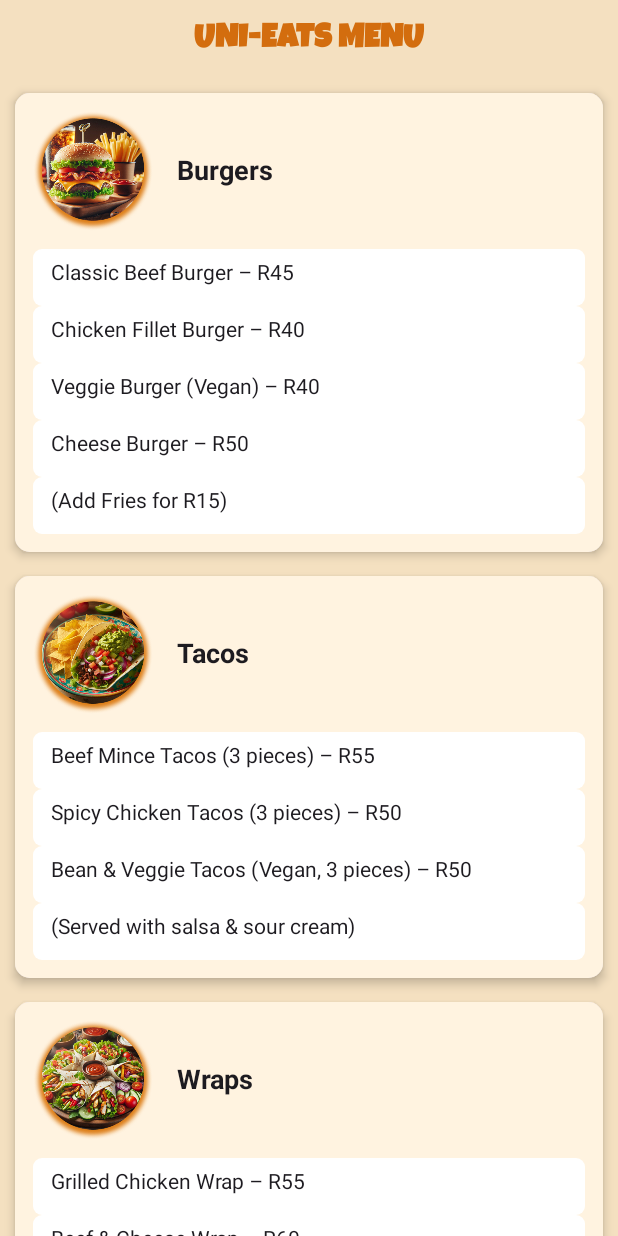
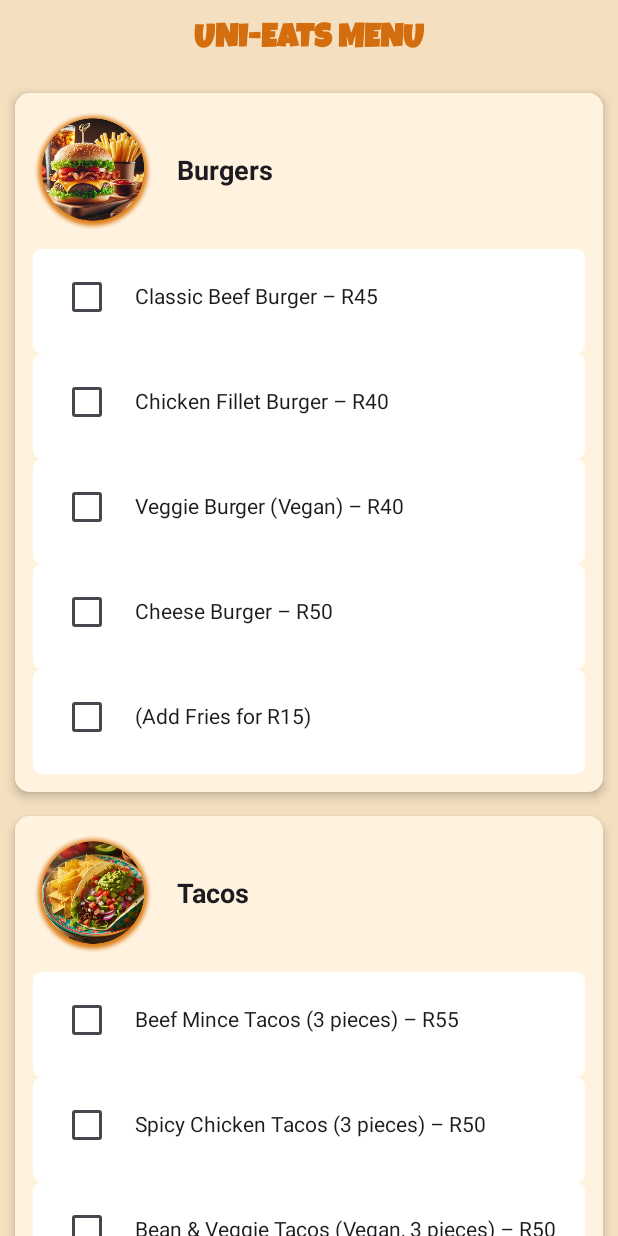
Before and after one commit to Esihlee/Food-Delivery, an Android app built with Jetpack Compose: the MenuScreen screen opened through its navigation route, on a phone screen of 412 x 824 dp. Run offline under Robolectric (Android 15) with nearby library versions, the phone set to English and light mode, and no system bars; our stand-ins replace Room's generated code.

Commit message:
MenuScreen update to count the total amount

```diff
--- a/app/src/main/java/com/example/fooddeliveryapp/ui/screen/MenuScreen.kt
+++ b/app/src/main/java/com/example/fooddeliveryapp/ui/screen/MenuScreen.kt
@@ -6,7 +6,7 @@ import androidx.compose.foundation.layout.*
 import androidx.compose.foundation.lazy.LazyColumn
 import androidx.compose.foundation.shape.RoundedCornerShape
 import androidx.compose.material3.*
-import androidx.compose.runtime.Composable
+import androidx.compose.runtime.*
 import androidx.compose.ui.Alignment
 import androidx.compose.ui.Modifier
 import androidx.compose.ui.graphics.Color
@@ -21,9 +21,67 @@ import com.example.fooddeliveryapp.R
 
 @Composable
 fun MenuScreen() {
-    val customFont = FontFamily(
-        Font(R.font.luckiest_guy)
+    val customFont = FontFamily(Font(R.font.luckiest_guy))
+
+    // Selected items per section
+    val selectedItems = remember { mutableStateMapOf<String, MutableSet<String>>() }
+
+    // Total price state
+    var totalPrice by remember { mutableStateOf(0) }
+
+    // Map of item prices (extract from menu text)
+    val itemPrices = mapOf(
+        // Burgers
+        "Classic Beef Burger – R45" to 45,
+        "Chicken Fillet Burger – R40" to 40,
+        "Veggie Burger (Vegan) – R40" to 40,
+        "Cheese Burger – R50" to 50,
+        "(Add Fries for R15)" to 15,
+        // Tacos
+        "Beef Mince Tacos (3 pieces) – R55" to 55,
+        "Spicy Chicken Tacos (3 pieces) – R50" to 50,
+        "Bean & Veggie Tacos (Vegan, 3 pieces) – R50" to 50,
+        "(Served with salsa & sour cream)" to 0,
+        // Wraps
+        "Grilled Chicken Wrap – R55" to 55,
+        "Beef & Cheese Wrap – R60" to 60,
+        "Veggie & Hummus Wrap (Vegan) – R50" to 50,
+        "(Served with small fries)" to 0,
+        // Pizza
+        "Margherita – R65" to 65,
+        "Pepperoni – R75" to 75,
+        "Chicken & Mushroom – R80" to 80,
+        "BBQ Beef – R85" to 85,
+        "Veggie Delight – R70" to 70,
+        // Fries
+        "Small Fries – R20" to 20,
+        "Large Fries – R30" to 30,
+        "Cheesy Fries – R35" to 35,
+        "Chilli Fries – R35" to 35,
+        // Amagwinya
+        "Plain Amagwinya (1 piece) – R10" to 10,
+        "Amagwinya with Mince – R25" to 25,
+        "Amagwinya with Cheese & Polony – R20" to 20,
+        "Sweet Amagwinya (with jam) – R15" to 15,
+        // Cool Drinks
+        "Bottled Water – R15" to 15,
+        "Soft Drinks (Coke, Fanta, Sprite) – R20" to 20,
+        "Iced Tea – R22" to 22,
+        "Fresh Juice (Orange, Apple) – R25" to 25,
+        "Energy Drink – R30" to 30,
+        // Hot Drinks
+        "Coffee – R25" to 25,
+        "Cappuccino – R30" to 30,
+        "Hot Chocolate – R30" to 30,
+        "Rooibos Tea – R20" to 20,
+        // Combos
+        "Burger + Fries + Soft Drink – R75" to 75,
+        "3 Tacos + Juice – R70" to 70,
+        "Wrap + Small Fries + Drink – R80" to 80,
+        "Pizza + 2 Drinks – R120" to 120,
+        "2 Amagwinya + Coffee – R35" to 35
     )
+
     Scaffold(
         content = { paddingValues ->
             Column(
@@ -53,124 +111,147 @@ fun MenuScreen() {
                         .fillMaxSize()
                         .padding(horizontal = 10.dp)
                 ) {
+                    // Function to add sections
+                    fun addMenuSection(title: String, items: List<String>, imageRes: Int) {
                         item {
                             MenuSectionBoxes(
-                            title = "Burgers",
-                            items = listOf(
+                                title = title,
+                                items = items,
+                                imageRes = imageRes,
+                                selectedItems = selectedItems,
+                                itemPrices = itemPrices,
+                                onSelectionChange = { item, isSelected ->
+                                    if (isSelected) totalPrice += itemPrices[item] ?: 0
+                                    else totalPrice -= itemPrices[item] ?: 0
+                                }
+                            )
+                        }
+                    }
+
+                    addMenuSection(
+                        "Burgers",
+                        listOf(
                             "Classic Beef Burger – R45",
                             "Chicken Fillet Burger – R40",
                             "Veggie Burger (Vegan) – R40",
                             "Cheese Burger – R50",
                             "(Add Fries for R15)"
                         ),
-                            imageRes = R.drawable.burger
+                        R.drawable.burger
                     )
-                    }
 
-                    item {
-                        MenuSectionBoxes(
-                            title = "Tacos",
-                            items = listOf(
+                    addMenuSection(
+                        "Tacos",
+                        listOf(
                             "Beef Mince Tacos (3 pieces) – R55",
                             "Spicy Chicken Tacos (3 pieces) – R50",
                             "Bean & Veggie Tacos (Vegan, 3 pieces) – R50",
                             "(Served with salsa & sour cream)"
                         ),
-                            imageRes = R.drawable.taco
+                        R.drawable.taco
                     )
-                    }
 
-                    item {
-                        MenuSectionBoxes(
-                            title = "Wraps",
-                            items = listOf(
+                    addMenuSection(
+                        "Wraps",
+                        listOf(
                             "Grilled Chicken Wrap – R55",
                             "Beef & Cheese Wrap – R60",
                             "Veggie & Hummus Wrap (Vegan) – R50",
                             "(Served with small fries)"
                         ),
-                            imageRes = R.drawable.wraps
+                        R.drawable.wraps
                     )
-                    }
 
-                    item {
-                        MenuSectionBoxes(
-                            title = "Pizza",
-                            items = listOf(
+                    addMenuSection(
+                        "Pizza",
+                        listOf(
                             "Margherita – R65",
                             "Pepperoni – R75",
                             "Chicken & Mushroom – R80",
                             "BBQ Beef – R85",
                             "Veggie Delight – R70"
                         ),
-                            imageRes = R.drawable.pizza
+                        R.drawable.pizza
                     )
-                    }
 
-                    item {
-                        MenuSectionBoxes(
-                            title = "Fries",
-                            items = listOf(
+                    addMenuSection(
+                        "Fries",
+                        listOf(
                             "Small Fries – R20",
                             "Large Fries – R30",
                             "Cheesy Fries – R35",
                             "Chilli Fries – R35"
                         ),
-                            imageRes = R.drawable.fries
+                        R.drawable.fries
                     )
-                    }
 
-                    item {
-                        MenuSectionBoxes(
-                            title = "Amagwinya",
-                            items = listOf(
+                    addMenuSection(
+                        "Amagwinya",
+                        listOf(
                             "Plain Amagwinya (1 piece) – R10",
                             "Amagwinya with Mince – R25",
                             "Amagwinya with Cheese & Polony – R20",
                             "Sweet Amagwinya (with jam) – R15"
                         ),
-                            imageRes = R.drawable.amagwinya
+                        R.drawable.amagwinya
                     )
-                    }
 
-                    item {
-                        MenuSectionBoxes(
-                            title = "Cool Drinks",
-                            items = listOf(
+                    addMenuSection(
+                        "Cool Drinks",
+                        listOf(
                             "Bottled Water – R15",
                             "Soft Drinks (Coke, Fanta, Sprite) – R20",
                             "Iced Tea – R22",
                             "Fresh Juice (Orange, Apple) – R25",
                             "Energy Drink – R30"
                         ),
-                            imageRes = R.drawable.cool_drink
+                        R.drawable.cool_drink
                     )
-                    }
 
-                    item {
-                        MenuSectionBoxes(
-                            title = "Hot Drinks",
-                            items = listOf(
+                    addMenuSection(
+                        "Hot Drinks",
+                        listOf(
                             "Coffee – R25",
                             "Cappuccino – R30",
                             "Hot Chocolate – R30",
                             "Rooibos Tea – R20"
                         ),
-                            imageRes = R.drawable.hot_drink
+                        R.drawable.hot_drink
+                    )
+
+                    item {
+                        ComboSection(
+                            selectedItems = selectedItems,
+                            itemPrices = itemPrices,
+                            onSelectionChange = { item, isSelected ->
+                                if (isSelected) totalPrice += itemPrices[item] ?: 0
+                                else totalPrice -= itemPrices[item] ?: 0
+                            }
                         )
                     }
 
+                    // Display total price
                     item {
-                        ComboSection()
+                        Spacer(modifier = Modifier.height(16.dp))
+                        Text(
+                            "Total: R$totalPrice",
+                            modifier = Modifier.padding(horizontal = 12.dp),
+                            fontSize = 20.sp,
+                            fontWeight = FontWeight.Bold
+                        )
                     }
 
+                    // CART button
                     item {
-                        Spacer(modifier = Modifier.height(20.dp))
+                        Spacer(modifier = Modifier.height(10.dp))
                         Button(
                             modifier = Modifier
                                 .fillMaxWidth()
                                 .height(50.dp),
-                            onClick = { /* TODO: Handle cart click */ },
+                            onClick = {
+                                println("Selected items: $selectedItems")
+                                println("Total price: R$totalPrice")
+                            },
                             colors = ButtonDefaults.buttonColors(containerColor = Color(0xFFd36d0e))
                         ) {
                             Text("CART", color = Color.White, fontWeight = FontWeight.Bold)
@@ -183,7 +264,16 @@ fun MenuScreen() {
 }
 
 @Composable
-fun MenuSectionBoxes(title: String, items: List<String>, imageRes: Int) {
+fun MenuSectionBoxes(
+    title: String,
+    items: List<String>,
+    imageRes: Int,
+    selectedItems: MutableMap<String, MutableSet<String>>,
+    itemPrices: Map<String, Int>,
+    onSelectionChange: (item: String, isSelected: Boolean) -> Unit
+) {
+    val sectionSelectedItems = selectedItems.getOrPut(title) { mutableSetOf() }
+
     Card(
         elevation = CardDefaults.cardElevation(defaultElevation = 4.dp),
         shape = RoundedCornerShape(10.dp),
@@ -210,13 +300,25 @@ fun MenuSectionBoxes(title: String, items: List<String>, imageRes: Int) {
             Spacer(modifier = Modifier.height(12.dp))
 
             items.forEach { itemText ->
-                Box(
+                Row(
+                    verticalAlignment = Alignment.CenterVertically,
                     modifier = Modifier
                         .fillMaxWidth()
                         .background(Color.White, shape = RoundedCornerShape(6.dp))
                         .padding(vertical = 8.dp, horizontal = 12.dp)
                         .padding(bottom = 6.dp)
                 ) {
+                    val checked = sectionSelectedItems.contains(itemText)
+                    Checkbox(
+                        checked = checked,
+                        onCheckedChange = {
+                            if (it) sectionSelectedItems.add(itemText)
+                            else sectionSelectedItems.remove(itemText)
+                            onSelectionChange(itemText, it)
+                        },
+                        colors = CheckboxDefaults.colors(checkedColor = Color(0xFFd36d0e))
+                    )
+                    Spacer(modifier = Modifier.width(8.dp))
                     Text(text = itemText, fontSize = 14.sp)
                 }
             }
@@ -225,7 +327,13 @@ fun MenuSectionBoxes(title: String, items: List<String>, imageRes: Int) {
 }
 
 @Composable
-fun ComboSection() {
+fun ComboSection(
+    selectedItems: MutableMap<String, MutableSet<String>>,
+    itemPrices: Map<String, Int>,
+    onSelectionChange: (item: String, isSelected: Boolean) -> Unit
+) {
+    val sectionSelectedItems = selectedItems.getOrPut("Combos") { mutableSetOf() }
+
     Card(
         elevation = CardDefaults.cardElevation(defaultElevation = 4.dp),
         shape = RoundedCornerShape(10.dp),
@@ -239,11 +347,37 @@ fun ComboSection() {
         ) {
             Text("Combos", fontWeight = FontWeight.Bold, fontSize = 18.sp)
             Spacer(modifier = Modifier.height(6.dp))
-            Text("• Burger + Fries + Soft Drink – R75")
-            Text("• 3 Tacos + Juice – R70")
-            Text("• Wrap + Small Fries + Drink – R80")
-            Text("• Pizza + 2 Drinks – R120")
-            Text("• 2 Amagwinya + Coffee – R35")
+            val comboItems = listOf(
+                "Burger + Fries + Soft Drink – R75",
+                "3 Tacos + Juice – R70",
+                "Wrap + Small Fries + Drink – R80",
+                "Pizza + 2 Drinks – R120",
+                "2 Amagwinya + Coffee – R35"
+            )
+
+            comboItems.forEach { item ->
+                Row(
+                    verticalAlignment = Alignment.CenterVertically,
+                    modifier = Modifier
+                        .fillMaxWidth()
+                        .background(Color.White, shape = RoundedCornerShape(6.dp))
+                        .padding(vertical = 8.dp, horizontal = 12.dp)
+                        .padding(bottom = 6.dp)
+                ) {
+                    val checked = sectionSelectedItems.contains(item)
+                    Checkbox(
+                        checked = checked,
+                        onCheckedChange = {
+                            if (it) sectionSelectedItems.add(item)
+                            else sectionSelectedItems.remove(item)
+                            onSelectionChange(item, it)
+                        },
+                        colors = CheckboxDefaults.colors(checkedColor = Color(0xFFd36d0e))
+                    )
+                    Spacer(modifier = Modifier.width(8.dp))
+                    Text(item)
                 }
             }
         }
+    }
+}
```
Lines whose indentation alone changed are shown as unchanged.
